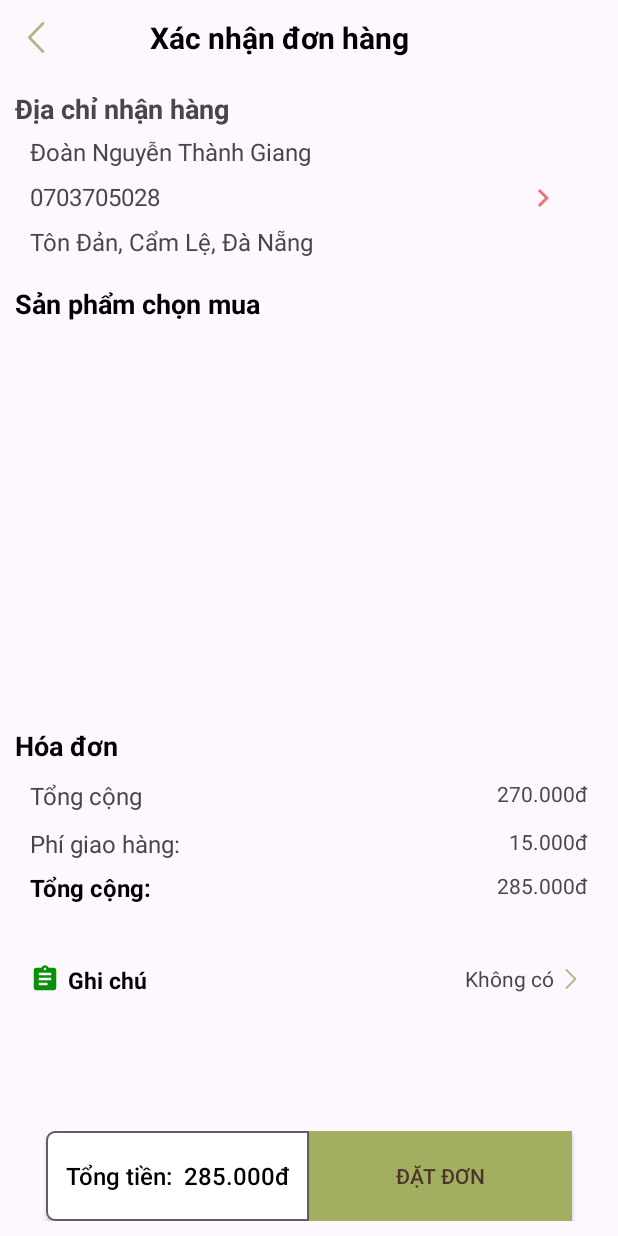
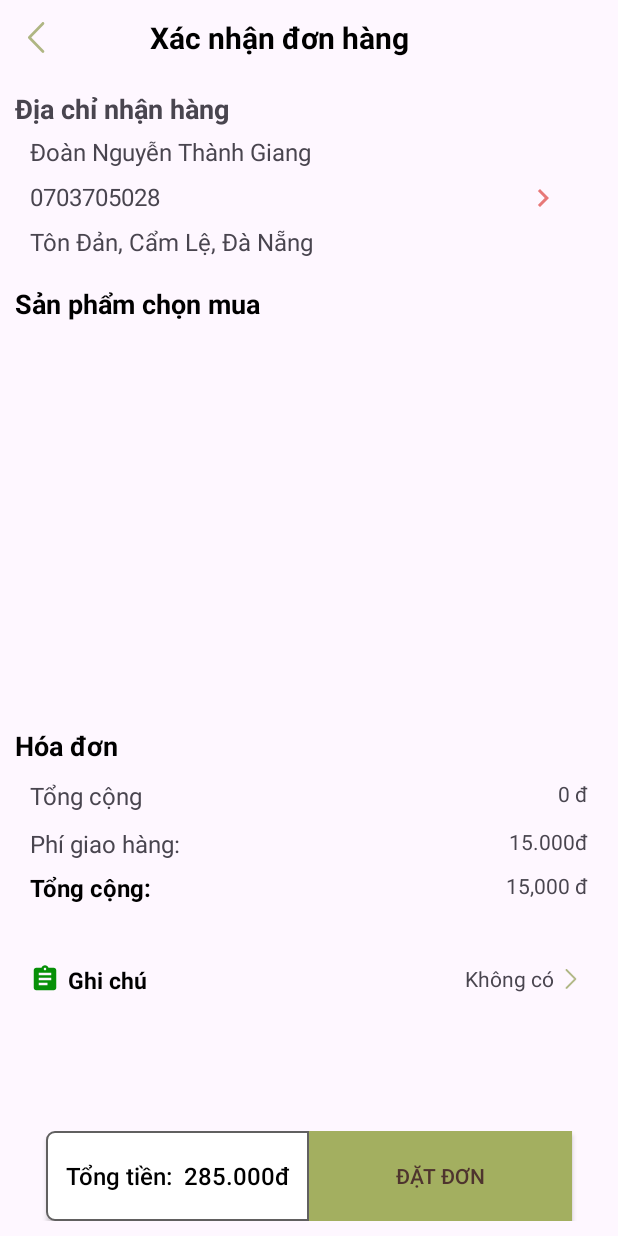
Before and after one commit to Quyenlaaaa/AppClothesStore, an Android app: the XacNhanDonHangActivity screen opened directly, with no data from a screen before it, on a phone screen of 412 x 824 dp. Run offline under Robolectric (Android 15) with nearby library versions, the phone set to English and light mode, and no system bars.

Commit message:
first-commit

```diff
--- a/app/src/main/java/com/example/app_banhangtructuyen/activity/XacNhanDonHangActivity.java
+++ b/app/src/main/java/com/example/app_banhangtructuyen/activity/XacNhanDonHangActivity.java
@@ -4,43 +4,60 @@ import androidx.appcompat.app.AppCompatActivity;
 import androidx.appcompat.widget.AppCompatButton;
 import androidx.recyclerview.widget.RecyclerView;
 
+import android.annotation.SuppressLint;
 import android.content.Context;
 import android.content.Intent;
 import android.os.Bundle;
 import android.view.View;
 import android.widget.ImageView;
 import android.widget.ListView;
+import android.widget.TextView;
 
 import com.example.app_banhangtructuyen.R;
 import com.example.app_banhangtructuyen.adapter.SanPhamInDatHangAdapter;
 import com.example.app_banhangtructuyen.adapter.SanphamAdapter;
 import com.example.app_banhangtructuyen.model.ItemCart;
 import com.example.app_banhangtructuyen.model.Product;
+import com.example.app_banhangtructuyen.model.ShoppingCart;
+import com.example.app_banhangtructuyen.model.ShoppingCartSingleton;
 
+import java.text.DecimalFormat;
 import java.util.ArrayList;
 import java.util.List;
 
 public class XacNhanDonHangActivity extends AppCompatActivity {
-    List<Product> arrayList;
-    List<ItemCart> itemCartList;
+    ShoppingCart shoppingCart;
+    double tongtien;
+    double tongtien2;
+    TextView tt, tt2;
     @Override
     protected void onCreate(Bundle savedInstanceState) {
         super.onCreate(savedInstanceState);
         setContentView(R.layout.activity_xac_nhan_don_hang);
+        shoppingCart = ShoppingCartSingleton.getInstance().getShoppingCart();
         ShowListSPDM();
-        ClickBtnMua();
-        ClickSuaThongTin();
+        tongtien = shoppingCart.getCountItemCart();
+        tongtien2 = shoppingCart.getCountItemCart2();
+        tt = (TextView) findViewById(R.id.tongcong);
+        tt2 = (TextView) findViewById(R.id.tongcong2);
+        DecimalFormat decimalFormat = new DecimalFormat("###,###,###");
+        tt.setText(decimalFormat.format(tongtien)+" đ");
+        tt2.setText(decimalFormat.format(tongtien2)+" đ");
+        //ClickBtnMua();
+        //ClickSuaThongTin();
     }
 
     private void ShowListSPDM() {
         ListView listView = findViewById(R.id.lvquanao);
-        arrayList = new ArrayList<>();
+        List<ItemCart> arrayList = shoppingCart.getCartItems();
+
 //        arrayList.add(new Product(1,"Áo khoác nam",150000,R.drawable.sanpham," ",1));
 //        arrayList.add(new Product(2,"Áo khoác nam",150000,R.drawable.sanpham," ",2));
 //        arrayList.add(new Product(3,"Áo khoác nam",150000,R.drawable.sanpham," ",3));
 //        arrayList.add(new Product(4,"Áo khoác nam",150000,R.drawable.sanpham," ",4));
         SanPhamInDatHangAdapter adapter = new SanPhamInDatHangAdapter(this,arrayList);
         listView.setAdapter(adapter);
+        adapter.notifyDataSetChanged();
     }
     public void goBack(View view){
         finish();
--- a/app/src/main/java/com/example/app_banhangtructuyen/adapter/SanPhamInDatHangAdapter.java
+++ b/app/src/main/java/com/example/app_banhangtructuyen/adapter/SanPhamInDatHangAdapter.java
@@ -11,33 +11,40 @@ import android.widget.TextView;
 
 import androidx.annotation.NonNull;
 
+import com.bumptech.glide.Glide;
 import com.example.app_banhangtructuyen.R;
 import com.example.app_banhangtructuyen.model.ItemCart;
 import com.example.app_banhangtructuyen.model.Product;
+import com.example.app_banhangtructuyen.model.ShoppingCart;
 
 import java.text.DecimalFormat;
 import java.util.List;
 
-public class SanPhamInDatHangAdapter extends ArrayAdapter<Product> {
-    public SanPhamInDatHangAdapter(Context context, List<Product> itemCarts) {
+public class SanPhamInDatHangAdapter extends ArrayAdapter<ItemCart> {
 
+    ItemCart itemCart;
+    public SanPhamInDatHangAdapter(Context context, List<ItemCart> itemCarts) {
         super(context,0, itemCarts);
     }
     @Override
-    public View getView(int position, View view, ViewGroup parent) {
-        view = LayoutInflater.from(getContext()).inflate(R.layout.cardquanao, parent, false);
+    public View getView(int i, View view, ViewGroup parent) {
+        if (view == null) {
+            view = LayoutInflater.from(getContext()).inflate(R.layout.cardquanao, parent, false);
+        }
+        itemCart = (ItemCart) getItem(i);
         ImageView anhsp = view.findViewById(R.id.imgao);
+        Glide.with(getContext()).load(itemCart.getProduct().getHinhanh()).into(anhsp);
         TextView txtsl = view.findViewById(R.id.soluong);
+        txtsl.setText(String.valueOf(itemCart.getQuantity()));
         TextView txttensp = view.findViewById(R.id.tensanpham);
+        txttensp.setText(itemCart.getProduct().getTenSP());
         TextView txtgiasp = view.findViewById(R.id.giasanpham);
-        Product itemCart = getItem(position);
+
 
         //anhsp.setImageResource(itemCart.getHinhanh());
-        txtsl.setText("1");
-        txttensp.setText(itemCart.getTenSP());
 
         DecimalFormat decimalFormat = new DecimalFormat("###,###,###");
-        txtgiasp.setText(decimalFormat.format(itemCart.getDongia()));
+        txtgiasp.setText(decimalFormat.format(itemCart.getProduct().getDongia())+" đ");
 
         return view;
 
--- a/app/src/main/java/com/example/app_banhangtructuyen/fragment/FragmentCart.java
+++ b/app/src/main/java/com/example/app_banhangtructuyen/fragment/FragmentCart.java
@@ -64,6 +64,7 @@ public class FragmentCart extends Fragment {
         view =  inflater.inflate(R.layout.fragment_cart, container, false);
         shoppingCart = ShoppingCartSingleton.getInstance().getShoppingCart();
         ShowlistSanPhamGioHang();
+
         tongtien = shoppingCart.getCountItemCart();
         TextView txttongtien = view.findViewById(R.id.tonggiatien);
         DecimalFormat decimalFormat = new DecimalFormat("###,###,###");
--- a/app/src/main/java/com/example/app_banhangtructuyen/model/ShoppingCart.java
+++ b/app/src/main/java/com/example/app_banhangtructuyen/model/ShoppingCart.java
@@ -34,6 +34,13 @@ public class ShoppingCart implements Serializable {
         }
         return tongtien;
     }
+    public double getCountItemCart2(){
+        double tongtien=15000;
+        for (ItemCart item : cartItems){
+            tongtien += item.getQuantity() * item.getProduct().getDongia();
+        }
+        return tongtien;
+    }
 
     public List<ItemCart> getCartItems() {
         return cartItems;
--- a/app/src/main/res/layout/activity_xac_nhan_don_hang.xml
+++ b/app/src/main/res/layout/activity_xac_nhan_don_hang.xml
@@ -143,6 +143,7 @@
                     android:layout_marginBottom="10dp"
                     android:layout_marginLeft="20dp"/>
                 <TextView
+                    android:id="@+id/tongcong"
                     android:layout_alignParentRight="true"
                     android:text="270.000đ"
                     android:layout_marginRight="20dp"
@@ -194,6 +195,7 @@
                     android:textSize="16dp"/>
 
                 <TextView
+                    android:id="@+id/tongcong2"
                     android:layout_width="wrap_content"
                     android:layout_height="wrap_content"
                     android:layout_alignParentRight="true"
--- a/app/src/main/res/layout/listitemin_giohang.xml
+++ b/app/src/main/res/layout/listitemin_giohang.xml
@@ -8,6 +8,7 @@
     android:layout_centerHorizontal="true">
 
     <CheckBox
+        android:id="@+id/ck"
         android:layout_width="wrap_content"
         android:layout_height="wrap_content"
         android:layout_gravity="center"/>
```
Also changed, not shown: app/src/main/java/com/example/app_banhangtructuyen/adapter/GiohangAdapter.java (+21 -0 lines).
